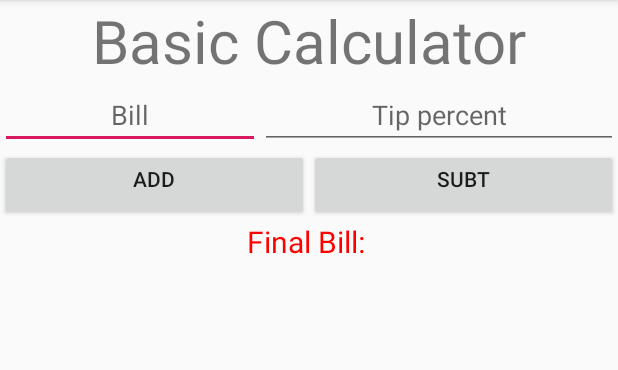
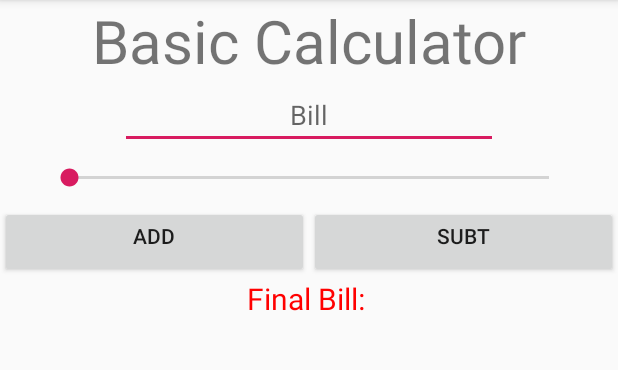
Before and after one commit to Patman526/TipCalculator_Breen, an Android app: the screen it shows after launch (MainActivity), on a phone screen of 412 x 824 dp, the part 84-454 px from its top. Run offline under Robolectric (Android 15) with nearby library versions, the phone set to English and light mode, and no system bars.

Commit message:
Class ended :(

```diff
--- a/app/src/main/res/layout/activity_main.xml
+++ b/app/src/main/res/layout/activity_main.xml
@@ -15,28 +15,23 @@
         android:text="Basic Calculator"
         android:gravity="center"
         android:textSize="40sp" />
-    <LinearLayout
+
+    <EditText
+        android:id="@+id/num1EditText"
         android:layout_width="match_parent"
         android:layout_height="wrap_content"
-        android:orientation="horizontal">
+        android:gravity="center_horizontal"
+        android:layout_marginHorizontal="80dp"
+        android:hint="Bill" />
 
-        <EditText
-            android:id="@+id/num1EditText"
-            android:layout_width="wrap_content"
-            android:layout_height="wrap_content"
-            android:gravity="center_horizontal"
-            android:layout_weight="1"
-            android:hint="Bill" />
-
-        <EditText
-            android:id="@+id/num2EditText"
-            android:layout_width="wrap_content"
-            android:layout_height="wrap_content"
-            android:gravity="center_horizontal"
-            android:layout_weight="1"
-            android:hint="Tip percent" />
-
-    </LinearLayout>
+    <SeekBar
+        android:layout_width="match_parent"
+        android:layout_height="wrap_content"
+        android:layout_gravity="center_horizontal"
+        android:layout_marginHorizontal="30dp"
+        android:layout_marginVertical="10dp"
+        android:min="15"
+        android:max="100" />
 
     <LinearLayout
         android:layout_width="match_parent"
@@ -44,11 +39,11 @@
         android:orientation="horizontal">
 
         <android.support.v7.widget.AppCompatButton
+            android:id="@+id/addButton"
             android:layout_width="wrap_content"
             android:layout_height="wrap_content"
+            android:layout_weight="1"
             android:gravity="center_horizontal"
-            android:layout_weight="1"
-            android:id="@+id/addButton"
             android:text="add" />
 
         <android.support.v7.widget.AppCompatButton
```
